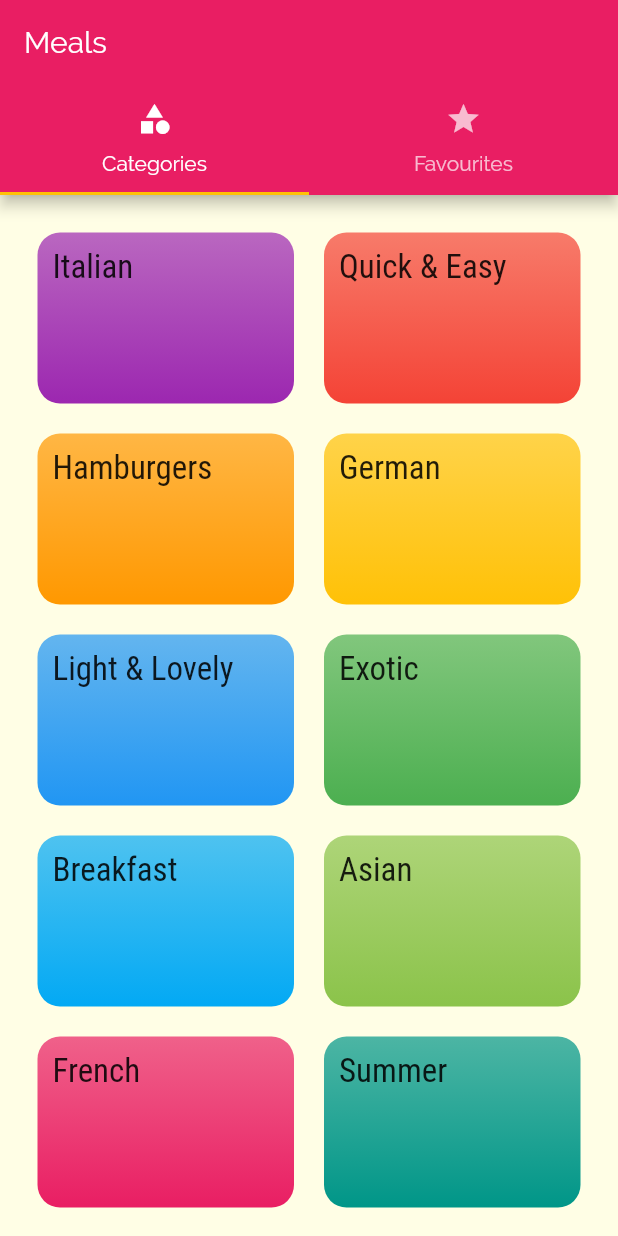
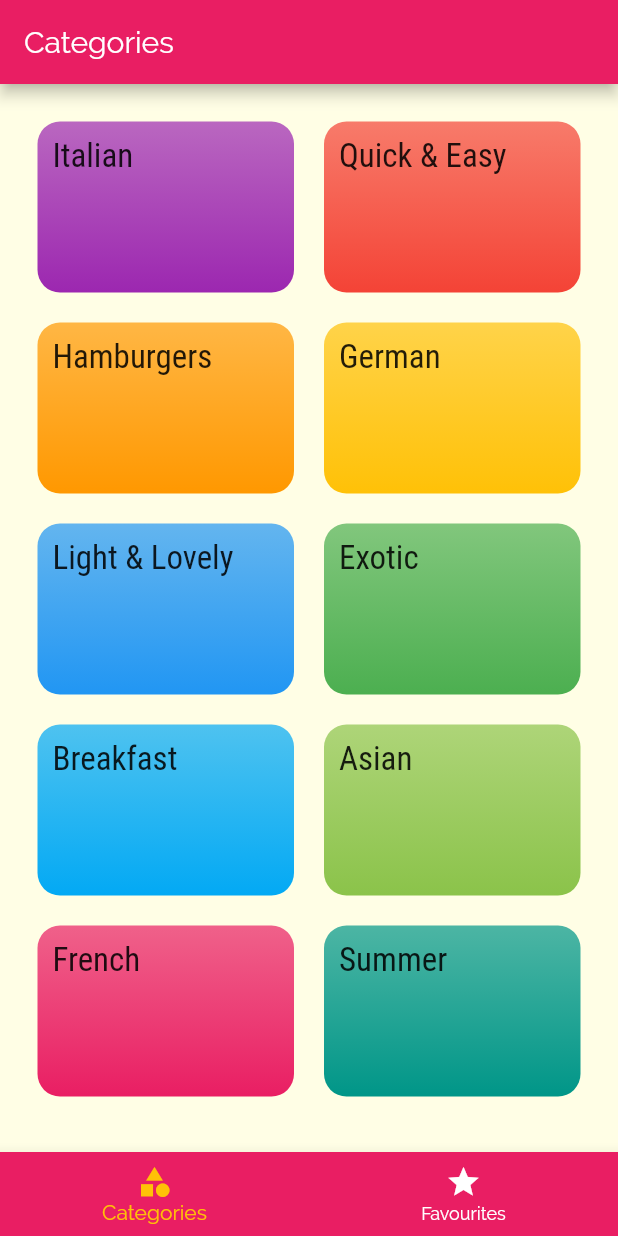
Before and after one commit to My-Flutter-Learning/meals_app, a Flutter app: the screen it shows after launch, on a phone screen of 412 x 824 dp. Run offline on Flutter 3.47's test engine with Material 2 defaults, Android fonts, the phone set to English and light mode, and no system bars.

Commit message:
Adding a bottom bar
Switched the top tabs to bottom tabs and a dynamically changing appBar title

```diff
--- a/lib/screens/tabs_screen.dart
+++ b/lib/screens/tabs_screen.dart
@@ -3,39 +3,44 @@ import 'package:meals_app/screens/categories_screen.dart';
 import 'package:meals_app/screens/favourites_screen.dart';
 
 class TabsScreen extends StatefulWidget {
-  const TabsScreen({ Key? key }) : super(key: key);
+  const TabsScreen({Key? key}) : super(key: key);
 
   @override
   State<TabsScreen> createState() => _TabsScreenState();
 }
 
 class _TabsScreenState extends State<TabsScreen> {
+  final List<Map<String, Object>> _pages = [
+    {'page': const CategoriesScreen(), 'title': 'Categories'},
+    {'page': const FavouritesScreen(), 'title': 'Your Favourite'}
+  ];
+
+  int _selectedPageIndex = 0;
+
+  void _selectPage(int index) {
+    setState(() {
+      _selectedPageIndex = index;
+    });
+  }
+
   @override
   Widget build(BuildContext context) {
-    return DefaultTabController(
-      initialIndex: 0,
-      length: 2,
-      child: Scaffold(
-          appBar: AppBar(
-              title: const Text('Meals'),
-              bottom: const TabBar(
-                  tabs: [
-                      Tab(
-                          icon: Icon(Icons.category),
-                          text: 'Categories',
-                        ),
-                      Tab(
-                        icon: Icon(Icons.star),
-                        text: 'Favourites',
-                      ),
-                    ]
-                ),
-            ),
-          body: const TabBarView(children: [
-            CategoriesScreen(),
-            FavouritesScreen(),
+    return Scaffold(
+      appBar: AppBar(title:  Text(_pages[_selectedPageIndex]['title'] as String)),
+      body: _pages[_selectedPageIndex]['page'] as Widget,
+      bottomNavigationBar: BottomNavigationBar(
+          onTap: _selectPage,
+          backgroundColor: Theme.of(context).primaryColor,
+          unselectedItemColor: Colors.white,
+          selectedItemColor: Theme.of(context).accentColor,
+          currentIndex: _selectedPageIndex,
+          // type: BottomNavigationBarType.fixed,
+          items: const [
+            BottomNavigationBarItem(
+                icon: Icon(Icons.category), label: 'Categories'),
+            BottomNavigationBarItem(
+                icon: Icon(Icons.star), label: 'Favourites'),
           ]),
-        ),
     );
   }
 }
```
